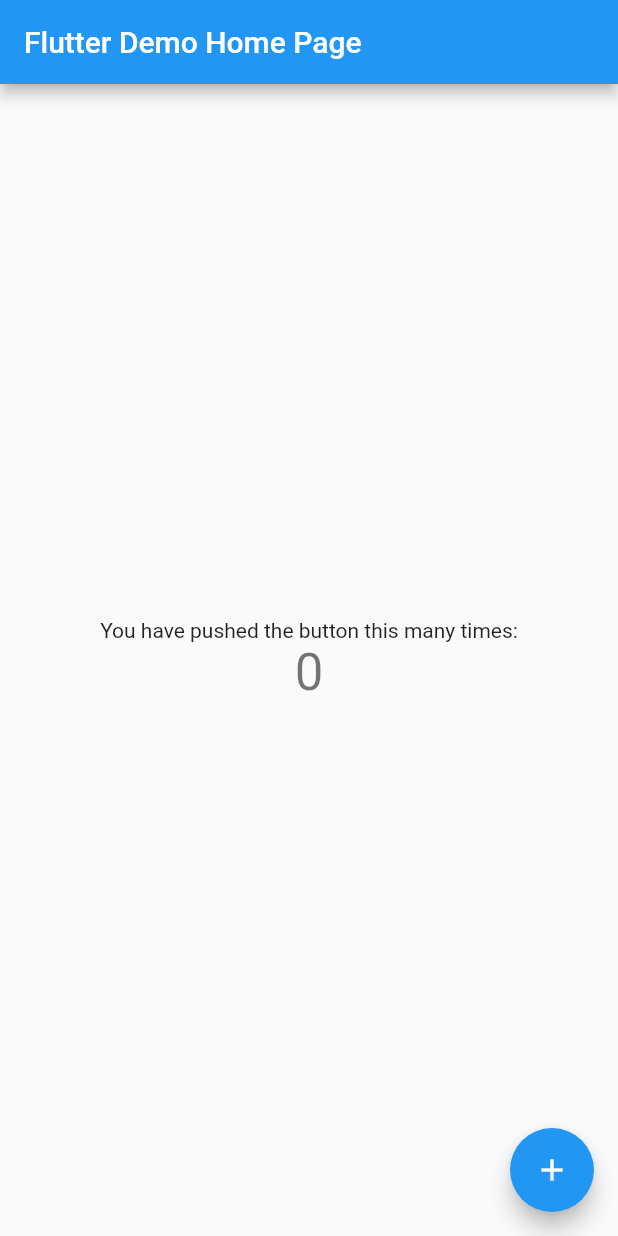
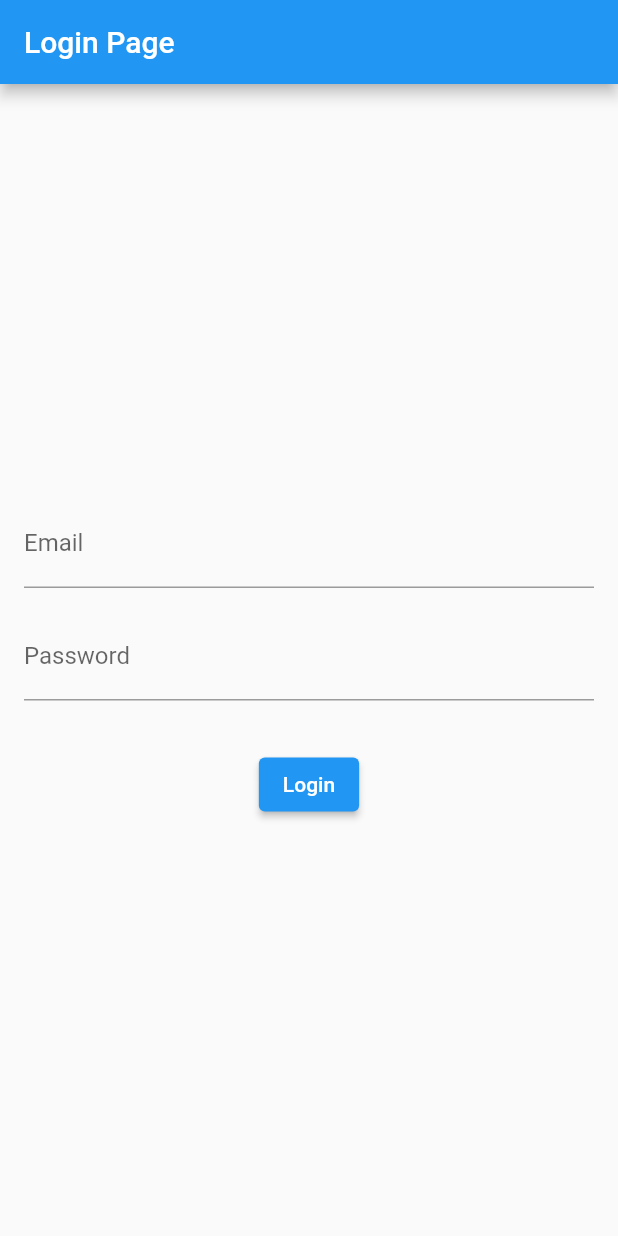
Before and after one commit to Yaizzz/F28_Luminexa, a Flutter app: the screen it shows after launch, on a phone screen of 412 x 824 dp. Run offline on Flutter 3.47's test engine with Material 2 defaults, Android fonts, the phone set to English and light mode, and no system bars.

Commit message:
login page created

```diff
--- a/lib/main.dart
+++ b/lib/main.dart
@@ -1,115 +1,76 @@
 import 'package:flutter/material.dart';
 
 void main() {
-  runApp(const MyApp());
+  runApp(LoginApp());
 }
 
-class MyApp extends StatelessWidget {
-  const MyApp({super.key});
-
-  // This widget is the root of your application.
+class LoginApp extends StatelessWidget {
   @override
   Widget build(BuildContext context) {
     return MaterialApp(
-      title: 'Flutter Demo',
+      title: 'Login Page',
       theme: ThemeData(
-        // This is the theme of your application.
-        //
-        // Try running your application with "flutter run". You'll see the
-        // application has a blue toolbar. Then, without quitting the app, try
-        // changing the primarySwatch below to Colors.green and then invoke
-        // "hot reload" (press "r" in the console where you ran "flutter run",
-        // or simply save your changes to "hot reload" in a Flutter IDE).
-        // Notice that the counter didn't reset back to zero; the application
-        // is not restarted.
         primarySwatch: Colors.blue,
       ),
-      home: const MyHomePage(title: 'Flutter Demo Home Page'),
+      home: LoginPage(),
     );
   }
 }
 
-class MyHomePage extends StatefulWidget {
-  const MyHomePage({super.key, required this.title});
-
-  // This widget is the home page of your application. It is stateful, meaning
-  // that it has a State object (defined below) that contains fields that affect
-  // how it looks.
-
-  // This class is the configuration for the state. It holds the values (in this
-  // case the title) provided by the parent (in this case the App widget) and
-  // used by the build method of the State. Fields in a Widget subclass are
-  // always marked "final".
-
-  final String title;
-
+class LoginPage extends StatefulWidget {
   @override
-  State<MyHomePage> createState() => _MyHomePageState();
+  _LoginPageState createState() => _LoginPageState();
 }
 
-class _MyHomePageState extends State<MyHomePage> {
-  int _counter = 0;
-
-  void _incrementCounter() {
-    setState(() {
-      // This call to setState tells the Flutter framework that something has
-      // changed in this State, which causes it to rerun the build method below
-      // so that the display can reflect the updated values. If we changed
-      // _counter without calling setState(), then the build method would not be
-      // called again, and so nothing would appear to happen.
-      _counter++;
-    });
-  }
+class _LoginPageState extends State<LoginPage> {
+  String email = '';
+  String password = '';
 
   @override
   Widget build(BuildContext context) {
-    // This method is rerun every time setState is called, for instance as done
-    // by the _incrementCounter method above.
-    //
-    // The Flutter framework has been optimized to make rerunning build methods
-    // fast, so that you can just rebuild anything that needs updating rather
-    // than having to individually change instances of widgets.
     return Scaffold(
       appBar: AppBar(
-        // Here we take the value from the MyHomePage object that was created by
-        // the App.build method, and use it to set our appbar title.
-        title: Text(widget.title),
+        title: Text('Login Page'),
       ),
-      body: Center(
-        // Center is a layout widget. It takes a single child and positions it
-        // in the middle of the parent.
+      body: Padding(
+        padding: EdgeInsets.all(16.0),
         child: Column(
-          // Column is also a layout widget. It takes a list of children and
-          // arranges them vertically. By default, it sizes itself to fit its
-          // children horizontally, and tries to be as tall as its parent.
-          //
-          // Invoke "debug painting" (press "p" in the console, choose the
-          // "Toggle Debug Paint" action from the Flutter Inspector in Android
-          // Studio, or the "Toggle Debug Paint" command in Visual Studio Code)
-          // to see the wireframe for each widget.
-          //
-          // Column has various properties to control how it sizes itself and
-          // how it positions its children. Here we use mainAxisAlignment to
-          // center the children vertically; the main axis here is the vertical
-          // axis because Columns are vertical (the cross axis would be
-          // horizontal).
           mainAxisAlignment: MainAxisAlignment.center,
           children: <Widget>[
-            const Text(
-              'You have pushed the button this many times:',
+            TextField(
+              onChanged: (value) {
+                setState(() {
+                  email = value;
+                });
+              },
+              decoration: InputDecoration(
+                labelText: 'Email',
+              ),
             ),
-            Text(
-              '$_counter',
-              style: Theme.of(context).textTheme.headlineMedium,
+            SizedBox(height: 16.0),
+            TextField(
+              onChanged: (value) {
+                setState(() {
+                  password = value;
+                });
+              },
+              decoration: InputDecoration(
+                labelText: 'Password',
+              ),
+              obscureText: true,
+            ),
+            SizedBox(height: 32.0),
+            ElevatedButton(
+              onPressed: () {
+                // Giriş butonuna basıldığında burası çalışır
+                print('Email: $email');
+                print('Password: $password');
+              },
+              child: Text('Login'),
             ),
           ],
         ),
       ),
-      floatingActionButton: FloatingActionButton(
-        onPressed: _incrementCounter,
-        tooltip: 'Increment',
-        child: const Icon(Icons.add),
-      ), // This trailing comma makes auto-formatting nicer for build methods.
     );
   }
 }
```
Also changed, not shown: pubspec.lock.
